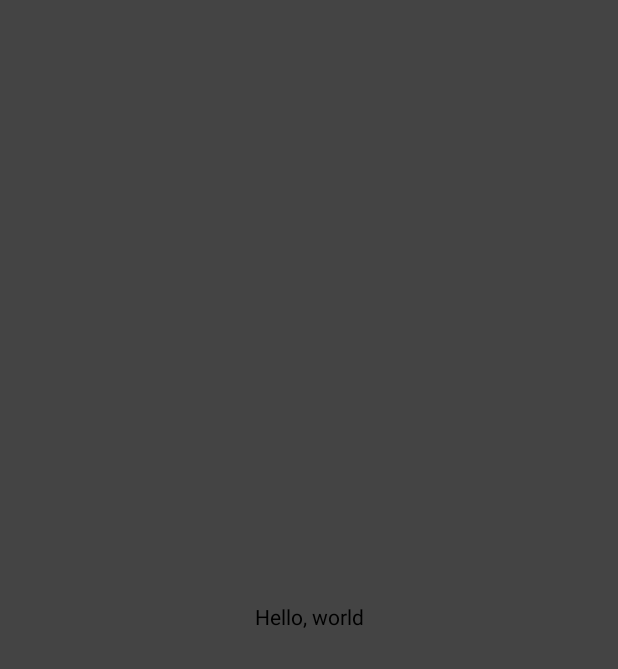
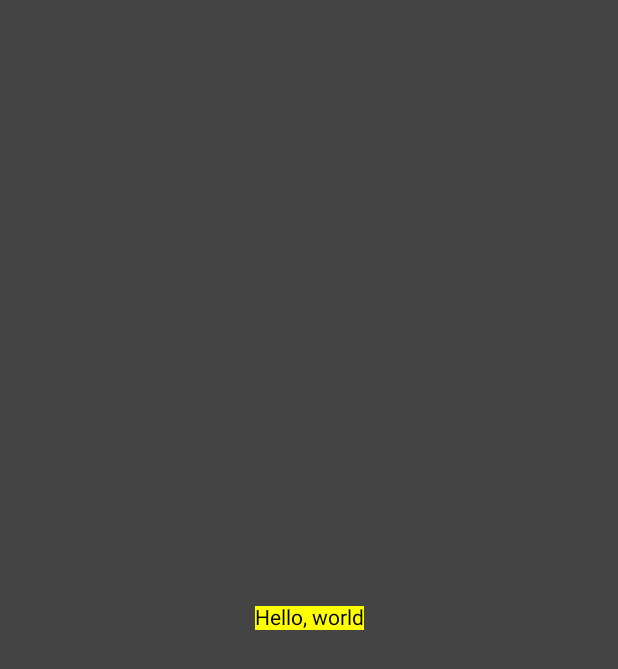
Before and after one commit to gpetuhov/JetpackComposeTutorial, an Android app built with Jetpack Compose: the screen it shows after launch (MainActivity), on a phone screen of 412 x 824 dp. Before the commit the part shown is almost empty. Shown: the top 669 px of the screen. Run offline under Robolectric (Android 15) with nearby library versions, the phone set to English and light mode, and no system bars.

Commit message:
Add text background surface

```diff
--- a/02-Core/app/src/main/java/com/gpetuhov/android/compose/core/MainActivity.kt
+++ b/02-Core/app/src/main/java/com/gpetuhov/android/compose/core/MainActivity.kt
@@ -30,10 +30,14 @@ fun MainScreen() {
         color = Color.DarkGray,
         modifier = Modifier.fillMaxSize()
     ) {
-        Text(
-            text = "Hello, world",
-            modifier = Modifier.wrapContentSize()   // now Text has size of its contents, not the parent
-        )
+        // We can nest as many Composables, as needed.
+        // This Surface acts like a background of the Text.
+        Surface(
+            color = Color.Yellow,
+            modifier = Modifier.wrapContentSize() // now this Surface has size of its contents, not the parent
+        ) {
+            Text(text = "Hello, world")
+        }
     }
 }
 
```
